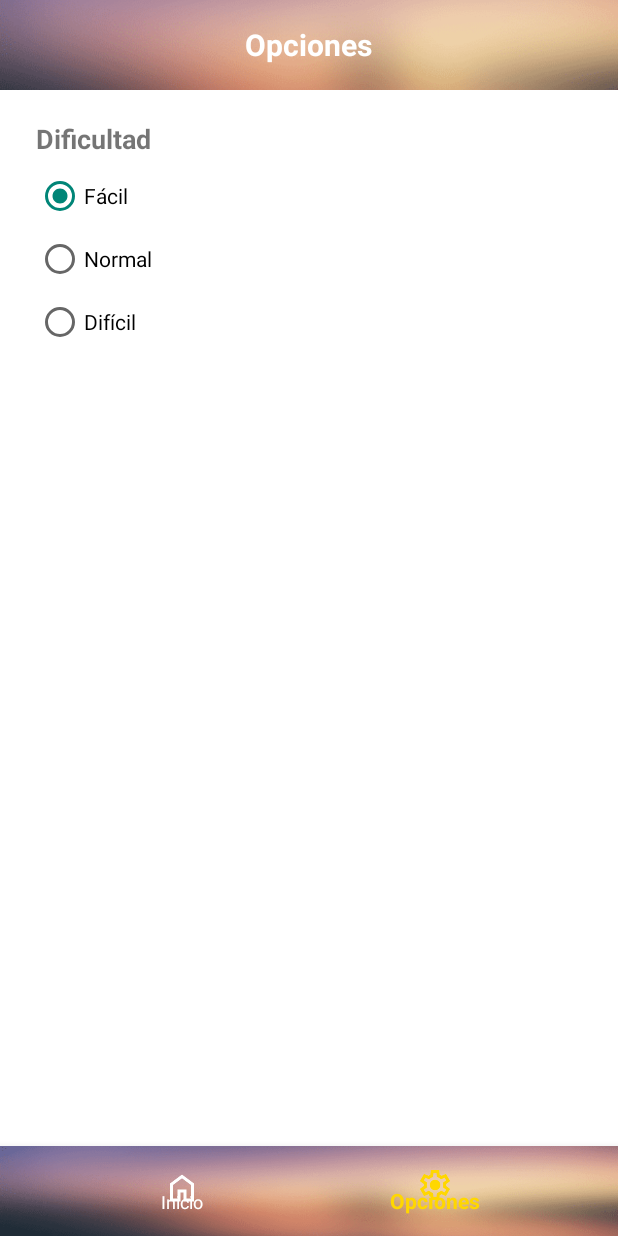
After one commit to ivanrodriguezromero1/mathematical_reasoning, an Android app: the OptionsActivity screen opened directly, with no data from a screen before it, on a phone screen of 412 x 824 dp. The commit adds this screen. Run offline under Robolectric (Android 15) with nearby library versions, the phone set to English and light mode, and no system bars.

Commit message:
segundo activity

```diff
--- a/app/src/main/AndroidManifest.xml
+++ b/app/src/main/AndroidManifest.xml
@@ -18,5 +18,9 @@
                 <category android:name="android.intent.category.LAUNCHER" />
             </intent-filter>
         </activity>
+        <activity android:name=".OptionsActivity"
+                  android:exported="true"
+                  android:theme="@style/Theme.AppCompat.Light.NoActionBar"
+        />
     </application>
 </manifest>
--- /dev/null
+++ b/app/src/main/java/com/mathematical_reasoning/raz_mat/OptionsActivity.java
@@ -0,0 +1,61 @@
+package com.mathematical_reasoning.raz_mat;
+
+import android.content.Intent;
+import android.os.Bundle;
+import android.view.MenuItem;
+import androidx.appcompat.app.AppCompatActivity;
+import com.google.android.material.bottomnavigation.BottomNavigationView;
+import android.widget.RadioButton;
+import android.widget.RadioGroup;
+import android.widget.Toast;
+
+public class OptionsActivity extends AppCompatActivity {
+
+    private RadioGroup difficultyRadioGroup;
+    private RadioButton radioEasy, radioNormal, radioHard;
+
+    @Override
+    protected void onCreate(Bundle savedInstanceState) {
+        super.onCreate(savedInstanceState);
+        setContentView(R.layout.activity_options);
+
+        // Inicializar los componentes
+        difficultyRadioGroup = findViewById(R.id.difficultyRadioGroup);
+        radioEasy = findViewById(R.id.radio_easy);
+        radioNormal = findViewById(R.id.radio_normal);
+        radioHard = findViewById(R.id.radio_hard);
+
+        // Manejar selección de dificultad
+        difficultyRadioGroup.setOnCheckedChangeListener(new RadioGroup.OnCheckedChangeListener() {
+            @Override
+            public void onCheckedChanged(RadioGroup group, int checkedId) {
+                if (checkedId == R.id.radio_easy) {
+                    Toast.makeText(OptionsActivity.this, "Dificultad: Fácil", Toast.LENGTH_SHORT).show();
+                } else if (checkedId == R.id.radio_normal) {
+                    Toast.makeText(OptionsActivity.this, "Dificultad: Normal", Toast.LENGTH_SHORT).show();
+                } else if (checkedId == R.id.radio_hard) {
+                    Toast.makeText(OptionsActivity.this, "Dificultad: Difícil", Toast.LENGTH_SHORT).show();
+                }
+            }
+        });
+
+        // Configurar Bottom Navigation
+        BottomNavigationView bottomNavigationView = findViewById(R.id.bottom_navigation);
+        bottomNavigationView.setSelectedItemId(R.id.bottom_nav_options);
+        bottomNavigationView.setOnNavigationItemSelectedListener(new BottomNavigationView.OnNavigationItemSelectedListener() {
+            @Override
+            public boolean onNavigationItemSelected(MenuItem item) {
+                int id = item.getItemId();
+                if (id == R.id.bottom_nav_home) {
+                    Intent intent = new Intent(OptionsActivity.this, MainActivity.class);
+                    startActivity(intent);
+                    overridePendingTransition(R.anim.slide_in_left, R.anim.slide_out_right);
+                    return true;
+                } else if (id == R.id.bottom_nav_options) {
+                    return true;
+                }
+                return false;
+            }
+        });
+    }
+}
--- /dev/null
+++ b/app/src/main/res/anim/slide_in_left.xml
@@ -0,0 +1,8 @@
+<?xml version="1.0" encoding="utf-8"?>
+<set xmlns:android="http://schemas.android.com/apk/res/android"
+     android:interpolator="@android:anim/accelerate_decelerate_interpolator">
+    <translate
+            android:fromXDelta="-100%"
+            android:toXDelta="0%"
+            android:duration="300"/>
+</set>
--- /dev/null
+++ b/app/src/main/res/anim/slide_out_right.xml
@@ -0,0 +1,8 @@
+<?xml version="1.0" encoding="utf-8"?>
+<set xmlns:android="http://schemas.android.com/apk/res/android"
+     android:interpolator="@android:anim/accelerate_decelerate_interpolator">
+    <translate
+            android:fromXDelta="0%"
+            android:toXDelta="100%"
+            android:duration="300"/>
+</set>
--- a/app/src/main/res/drawable/custom_scrollbar_thumb.xml
+++ b/app/src/main/res/drawable/custom_scrollbar_thumb.xml
@@ -1,4 +1,5 @@
 <?xml version="1.0" encoding="utf-8"?>
-<shape xmlns:android="http://schemas.android.com/apk/res/android">
-
+<shape xmlns:android="http://schemas.android.com/apk/res/android" android:shape="rectangle">
+    <solid android:color="#FFA500" /> <!-- Cambia el color si lo deseas -->
+    <corners android:radius="5dp" /> <!-- Bordes redondeados opcionales -->
 </shape>
--- a/app/src/main/res/layout/activity_main.xml
+++ b/app/src/main/res/layout/activity_main.xml
@@ -44,7 +44,12 @@
             android:layout_width="match_parent"
             android:layout_height="0dp"
             android:layout_weight="1"
+            android:scrollbars="vertical"
+            android:scrollbarStyle="outsideOverlay"
             android:padding="30dp"
+            android:fadeScrollbars="false"
+            android:scrollbarFadeDuration="0"
+            style="@style/CustomRecyclerViewScroll"
     />
 
     <!-- Bottom Navigation Bar -->
--- /dev/null
+++ b/app/src/main/res/layout/activity_options.xml
@@ -0,0 +1,92 @@
+<?xml version="1.0" encoding="utf-8"?>
+<LinearLayout xmlns:android="http://schemas.android.com/apk/res/android"
+              xmlns:app="http://schemas.android.com/apk/res-auto"
+              android:layout_width="match_parent"
+              android:layout_height="match_parent"
+              android:orientation="vertical"
+              android:background="@android:color/white"
+>
+
+    <!-- AppBar con imagen de fondo -->
+    <RelativeLayout
+            android:layout_width="match_parent"
+            android:layout_height="wrap_content">
+
+        <ImageView
+                android:id="@+id/appBarImage"
+                android:layout_width="match_parent"
+                android:layout_height="60dp"
+                android:scaleType="centerCrop"
+                android:src="@drawable/pathbar" />
+
+        <TextView
+                android:id="@+id/appBarTitle"
+                android:layout_width="wrap_content"
+                android:layout_height="wrap_content"
+                android:layout_centerInParent="true"
+                android:text="Opciones"
+                android:textColor="@android:color/white"
+                android:textSize="20sp"
+                android:textStyle="bold" />
+    </RelativeLayout>
+
+    <!-- Sección de configuración de dificultad -->
+    <TextView
+            android:id="@+id/difficultyLabel"
+            android:layout_width="wrap_content"
+            android:layout_height="wrap_content"
+            android:text="Dificultad"
+            android:textSize="18sp"
+            android:textStyle="bold"
+            android:layout_marginTop="20dp"
+            android:layout_marginBottom="10dp"
+            android:layout_marginStart="24dp"
+    />
+
+    <!-- Grupo de RadioButtons para la selección de la dificultad -->
+    <RadioGroup
+            android:id="@+id/difficultyRadioGroup"
+            android:layout_width="wrap_content"
+            android:layout_height="wrap_content"
+            android:orientation="vertical"
+            android:layout_marginStart="24dp"
+            android:layout_weight="1"
+    >
+
+        <RadioButton
+                android:id="@+id/radio_easy"
+                android:layout_width="wrap_content"
+                android:layout_height="wrap_content"
+                android:text="Fácil"
+                android:checked="true"
+                android:layout_marginBottom="10dp"
+        />
+
+        <RadioButton
+                android:id="@+id/radio_normal"
+                android:layout_width="wrap_content"
+                android:layout_height="wrap_content"
+                android:text="Normal"
+                android:layout_marginBottom="10dp"
+        />
+
+        <RadioButton
+                android:id="@+id/radio_hard"
+                android:layout_width="wrap_content"
+                android:layout_height="wrap_content"
+                android:text="Difícil" />
+    </RadioGroup>
+
+    <!-- Bottom Navigation Bar -->
+    <com.google.android.material.bottomnavigation.BottomNavigationView
+            android:id="@+id/bottom_navigation"
+            android:layout_width="match_parent"
+            android:layout_height="60dp"
+            android:background="@drawable/pathbar"
+            android:padding="8dp"
+            app:menu="@menu/bottom_nav_menu"
+            app:itemIconTint="@color/nav_item_color"
+            app:itemTextColor="@color/nav_item_color"
+    />
+
+</LinearLayout>
--- a/app/src/main/res/layout/item_list.xml
+++ b/app/src/main/res/layout/item_list.xml
@@ -5,7 +5,9 @@
               android:orientation="horizontal"
               android:padding="25dp"
               android:gravity="center_vertical"
-              android:background="@drawable/rounded_item_background">
+              android:background="@drawable/rounded_item_background"
+              android:layout_marginBottom="10dp"
+>
 
     <!-- Ícono del ítem (lado izquierdo) -->
     <ImageView
@@ -42,6 +44,7 @@
                 android:background="@drawable/ripple_effect"
                 android:clickable="true"
                 android:focusable="true"
+                android:layout_marginEnd="5dp"
         />
 
         <ImageButton
--- a/app/src/main/res/menu/bottom_nav_menu.xml
+++ b/app/src/main/res/menu/bottom_nav_menu.xml
@@ -6,8 +6,8 @@
             android:title="Inicio"
     />
     <item
-            android:id="@+id/bottom_nav_settings"
-            android:icon="@drawable/ic_settings"
+            android:id="@+id/bottom_nav_options"
+            android:icon="@drawable/ic_options"
             android:title="Opciones"
     />
 </menu>
--- a/app/src/main/res/values/styles.xml
+++ b/app/src/main/res/values/styles.xml
@@ -1,3 +1,9 @@
 <?xml version="1.0" encoding="utf-8"?>
 <resources>
+    <style name="CustomRecyclerViewScroll">
+        <!-- Color y grosor de la barra de desplazamiento vertical -->
+        <item name="android:scrollbarThumbVertical">@drawable/custom_scrollbar_thumb</item>
+        <item name="android:scrollbarSize">10dp</item> <!-- Ajusta el grosor aquí -->
+    </style>
+
 </resources>
```
Also changed, not shown: app/src/main/java/com/mathematical_reasoning/raz_mat/MainActivity.java (+9 -5 lines), app/src/main/res/anim/slide_in_right.xml (added, +8 -0 lines), app/src/main/res/anim/slide_out_left.xml (added, +8 -0 lines), app/src/main/res/drawable/ic_options.png (renamed from app/src/main/res/drawable/ic_settings.png).
